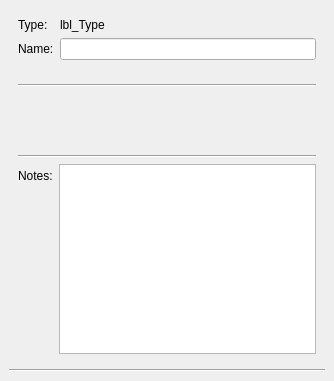
Old version of the form qt_ui/Inspector.ui in the repository FilmColors/VIAN.
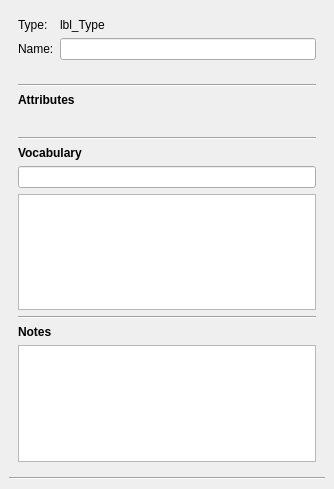
New version of the form.

Diff of the .ui file:
```diff
--- a/qt_ui/Inspector.ui
+++ b/qt_ui/Inspector.ui
@@ -7,7 +7,7 @@
     <x>0</x>
     <y>0</y>
     <width>334</width>
-    <height>381</height>
+    <height>489</height>
    </rect>
   </property>
   <property name="sizePolicy">
@@ -108,7 +108,7 @@
          <x>0</x>
          <y>0</y>
          <width>316</width>
-         <height>269</height>
+         <height>377</height>
         </rect>
        </property>
        <layout class="QVBoxLayout" name="verticalLayout_2">
@@ -119,6 +119,13 @@
           </property>
          </widget>
         </item>
+        <item>
+         <widget class="QLabel" name="label_4">
+          <property name="text">
+           <string>&lt;html&gt;&lt;head/&gt;&lt;body&gt;&lt;p&gt;&lt;span style=&quot; font-weight:600;&quot;&gt;Attributes&lt;/span&gt;&lt;/p&gt;&lt;/body&gt;&lt;/html&gt;</string>
+          </property>
+         </widget>
+        </item>
         <item>
          <widget class="QWidget" name="contentWidget" native="true">
           <layout class="QVBoxLayout" name="verticalLayout_3"/>
@@ -140,6 +147,30 @@
           </property>
          </spacer>
         </item>
+        <item>
+         <widget class="Line" name="line_4">
+          <property name="orientation">
+           <enum>Qt::Horizontal</enum>
+          </property>
+         </widget>
+        </item>
+        <item>
+         <widget class="QLabel" name="label_3">
+          <property name="text">
+           <string>&lt;b&gt;Vocabulary</string>
+          </property>
+         </widget>
+        </item>
+        <item>
+         <widget class="QLineEdit" name="lineEdit_Vocabulary"/>
+        </item>
+        <item>
+         <widget class="QTextEdit" name="textEdit_VocList">
+          <property name="readOnly">
+           <bool>true</bool>
+          </property>
+         </widget>
+        </item>
         <item>
          <widget class="Line" name="line_2">
           <property name="orientation">
@@ -148,15 +179,15 @@
          </widget>
         </item>
         <item>
-         <layout class="QFormLayout" name="formLayout_2">
-          <item row="0" column="0">
+         <layout class="QVBoxLayout" name="verticalLayout_4">
+          <item>
            <widget class="QLabel" name="notesLabel">
             <property name="text">
-             <string>Notes:</string>
+             <string>&lt;b&gt; Notes</string>
             </property>
            </widget>
           </item>
-          <item row="0" column="1">
+          <item>
            <widget class="QTextEdit" name="textEdit_Notes"/>
           </item>
          </layout>
```
